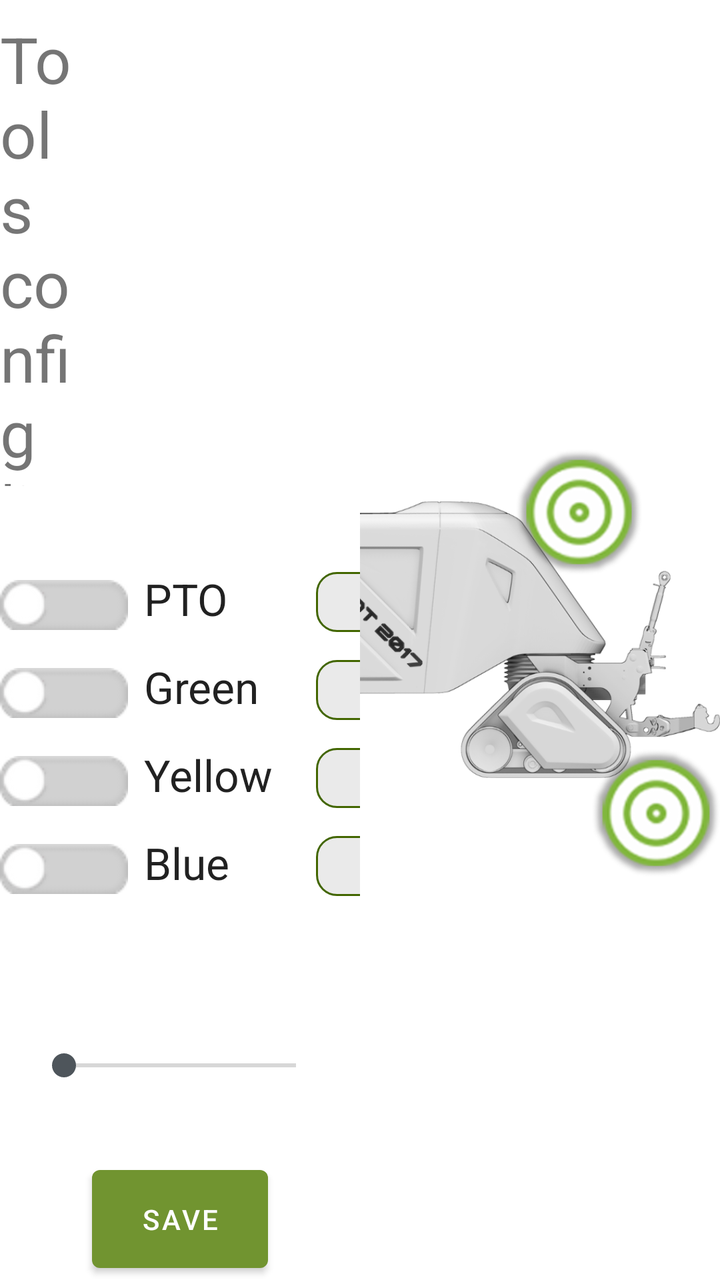
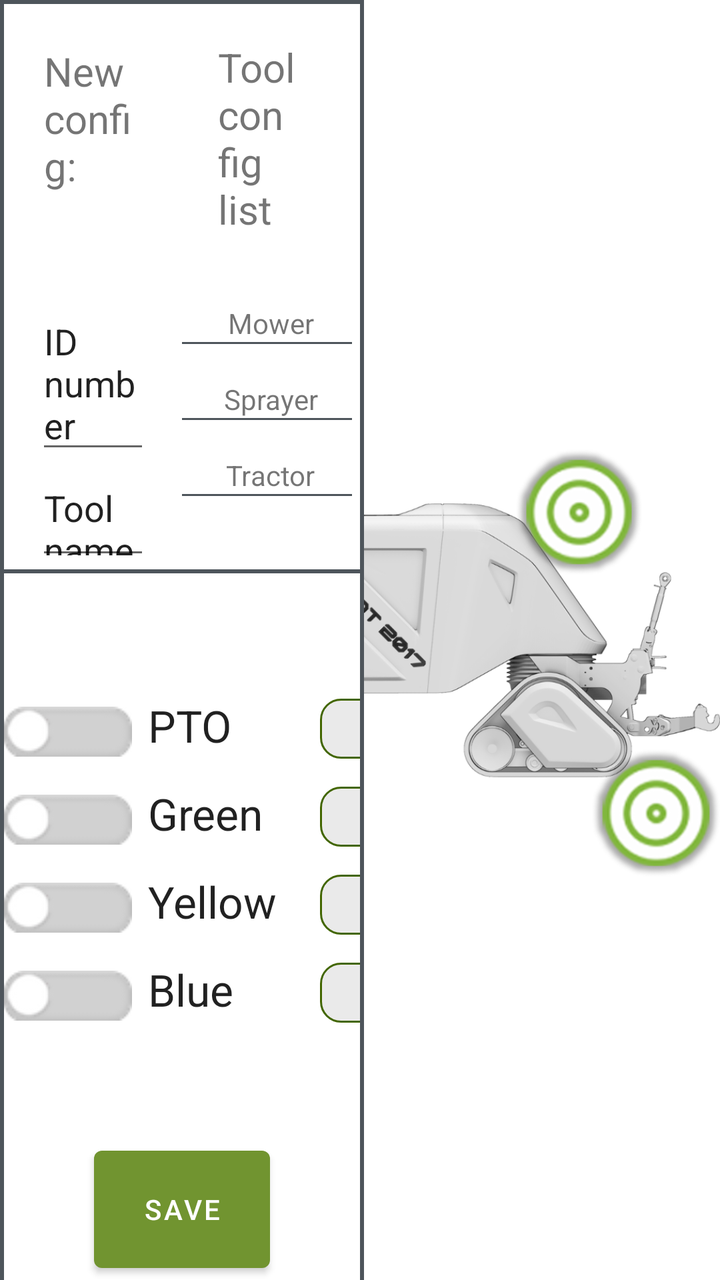

An Android layout rendered at two revisions. The XML below is the earlier revision; the diff shows what the commit changed to produce the second picture.
<!-- AndroidManifest.xml: application theme AppTheme -->
<!-- res/layout/fragment_tool_management.xml -->
<?xml version="1.0" encoding="utf-8"?>
<layout xmlns:android="http://schemas.android.com/apk/res/android"
    xmlns:app="http://schemas.android.com/apk/res-auto">

    <data>

        <variable
            name="viewModel"
            type="eu.agribot.agribotapp.ui.fragment.toolmanagement.ToolManagementViewModel" />
    </data>

   <LinearLayout
       android:layout_width="match_parent"
       android:layout_height="match_parent"
       android:orientation="horizontal">

        <LinearLayout
            android:layout_width="0dp"
            android:layout_height="match_parent"
            android:layout_weight="1"
            android:orientation="vertical">

            <RelativeLayout
                android:layout_width="match_parent"
                android:layout_height="0dp"
                android:layout_weight="2">


                <TextView
                    android:layout_width="wrap_content"
                    android:layout_height="wrap_content"
                    android:layout_alignParentTop="true"
                    android:layout_alignParentEnd="true"
                    android:layout_marginTop="8dp"
                    android:layout_marginEnd="139dp"
                    android:text="Tools config list:"
                    android:textSize="32dp" />

                <ListView
                    android:id="@+id/agriToolsConfigMenu"
                    android:layout_width="300dp"
                    android:layout_height="160dp"
                    android:layout_alignParentTop="true"
                    android:layout_alignParentEnd="true"
                    android:layout_marginTop="60dp"
                    android:layout_marginEnd="105dp" />

            </RelativeLayout>

       <FrameLayout
           android:layout_width="match_parent"
           android:layout_height="0dp"
           android:layout_weight="2">

           <include layout="@layout/view_hitch"/>

       </FrameLayout>

            <androidx.appcompat.widget.AppCompatSeekBar
                android:layout_width="match_parent"
                android:layout_height="0dp"
                android:layout_weight="0.5"
                android:layout_margin="@dimen/margin_large"/>

            <com.google.android.material.button.MaterialButton
                android:layout_width="wrap_content"
                android:layout_height="0dp"
                android:layout_weight="0.5"
                android:text="SAVE"
                android:layout_gravity="center"/>

        </LinearLayout>

       <RelativeLayout
           android:layout_width="0dp"
           android:layout_height="match_parent"
           android:layout_weight="1">

           <ImageView
               android:layout_width="match_parent"
               android:layout_height="match_parent"
               android:layout_alignParentStart="true"
               android:layout_alignParentTop="true"
               android:scaleType="centerInside"
               android:src="@drawable/agri_new_half" />

           <ImageView
               android:id="@+id/front_up_sett"
               android:layout_width="63dp"
               android:layout_height="68dp"
               android:layout_alignParentEnd="true"
               android:layout_alignParentTop="true"
               android:layout_marginEnd="39dp"
               android:layout_marginTop="222dp"
               android:src="@drawable/target_green" />

           <ImageView
               android:id="@+id/front_down_sett"
               android:layout_width="64dp"
               android:layout_height="65dp"
               android:layout_alignParentBottom="true"
               android:layout_alignParentEnd="true"
               android:layout_marginBottom="201dp"
               android:src="@drawable/target_green" />

       </RelativeLayout>

   </LinearLayout>

</layout>
<!-- res/layout/view_hitch.xml (included above) -->
<?xml version="1.0" encoding="utf-8"?>
<LinearLayout
    xmlns:android="http://schemas.android.com/apk/res/android"
    xmlns:app="http://schemas.android.com/apk/res-auto"
    android:layout_width="match_parent"
    android:layout_height="match_parent"
    android:gravity="center"
    android:orientation="vertical">

    <LinearLayout
        android:layout_width="match_parent"
        android:layout_height="wrap_content"
        android:layout_gravity="start"
        android:layout_marginTop="@dimen/margin_medium"
        android:orientation="horizontal">

        <Switch
            android:id="@+id/ptoSwitch"
            style="@style/AgribotSwitch"
            android:layout_width="wrap_content"
            android:layout_height="wrap_content" />

        <TextView
            android:id="@+id/ptoText"
            android:layout_width="70dp"
            android:layout_height="wrap_content"
            android:layout_marginStart="@dimen/margin_medium"
            android:text="@string/pto"
            android:textAppearance="@style/Base.TextAppearance.AppCompat.Large" />

        <androidx.appcompat.widget.AppCompatSeekBar
            android:layout_width="0dp"
            android:layout_height="wrap_content"
            android:layout_marginStart="@dimen/margin_medium"
            android:layout_marginEnd="@dimen/margin_medium"
            android:id="@+id/ptoSlider"
            android:layout_weight="1"
            android:background="#0000"
            android:max="100"
            android:progressDrawable="@drawable/slider_progress"
            android:splitTrack="false"
            android:theme="@style/Widget.AppCompat.SeekBar.Discrete"
            android:thumb="@drawable/slider_thumb"
            app:tickMark="@null" />

        <TextView
            android:id="@+id/ptoValueText"
            android:layout_width="90dp"
            android:layout_height="30dp"
            android:layout_marginEnd="@dimen/margin_medium"
            android:background="@drawable/shape_gears_background_transparent"
            android:gravity="center"
            android:text="@string/no_rpm"
            android:textSize="@dimen/text_size_large"
            android:textStyle="bold" />

    </LinearLayout>

    <LinearLayout
        android:layout_width="match_parent"
        android:layout_height="wrap_content"
        android:layout_gravity="start"
        android:layout_marginTop="@dimen/margin_medium"
        android:orientation="horizontal">

        <Switch
            android:id="@+id/greenSwitch"
            style="@style/AgribotSwitch"
            android:layout_width="wrap_content"
            android:layout_height="wrap_content" />

        <TextView
            android:id="@+id/greenText"
            android:layout_width="70dp"
            android:layout_height="wrap_content"
            android:layout_marginStart="@dimen/margin_medium"
            android:text="@string/green"
            android:textAppearance="@style/Base.TextAppearance.AppCompat.Large" />

        <androidx.appcompat.widget.AppCompatSeekBar
            android:id="@+id/greenSlider"
            android:layout_width="0dp"
            android:layout_height="wrap_content"
            android:layout_marginLeft="@dimen/margin_medium"
            android:layout_marginRight="@dimen/margin_medium"
            android:layout_weight="1"
            android:background="#0000"
            android:max="100"
            android:progressDrawable="@drawable/slider_progress"
            android:splitTrack="false"
            android:theme="@style/Widget.AppCompat.SeekBar.Discrete"
            android:thumb="@drawable/slider_thumb"
            app:tickMark="@null" />

        <TextView
            android:id="@+id/greenValueText"
            android:layout_width="90dp"
            android:layout_height="30dp"
            android:layout_marginEnd="@dimen/margin_medium"
            android:background="@drawable/shape_gears_background_transparent"
            android:gravity="center"
            android:text="@string/no_rpm"
            android:textSize="@dimen/text_size_large"
            android:textStyle="bold" />

    </LinearLayout>

    <LinearLayout
        android:layout_width="match_parent"
        android:layout_height="wrap_content"
        android:layout_gravity="start"
        android:layout_marginTop="@dimen/margin_medium"
        android:orientation="horizontal">

        <Switch
            android:id="@+id/YellowSwitch"
            style="@style/AgribotSwitch"
            android:layout_width="wrap_content"
            android:layout_height="wrap_content" />

        <TextView
            android:id="@+id/YellowText"
            android:layout_width="70dp"
            android:layout_height="wrap_content"
            android:layout_marginStart="@dimen/margin_medium"
            android:text="@string/yellow"
            android:textAppearance="@style/Base.TextAppearance.AppCompat.Large" />

        <androidx.appcompat.widget.AppCompatSeekBar
            android:layout_width="0dp"
            android:layout_height="wrap_content"
            android:layout_marginLeft="@dimen/margin_medium"
            android:layout_marginRight="@dimen/margin_medium"
            android:id="@+id/YellowSlider"
            android:layout_weight="1"
            android:background="#0000"
            android:max="100"
            android:progressDrawable="@drawable/slider_progress"
            android:splitTrack="false"
            android:theme="@style/Widget.AppCompat.SeekBar.Discrete"
            android:thumb="@drawable/slider_thumb"
            app:tickMark="@null" />

        <TextView
            android:id="@+id/YellowValueText"
            android:layout_width="90dp"
            android:layout_height="30dp"
            android:layout_marginEnd="@dimen/margin_medium"
            android:background="@drawable/shape_gears_background_transparent"
            android:gravity="center"
            android:text="@string/no_rpm"
            android:textSize="@dimen/text_size_large"
            android:textStyle="bold" />

    </LinearLayout>

    <LinearLayout
        android:layout_width="match_parent"
        android:layout_height="wrap_content"
        android:layout_gravity="start"
        android:layout_marginTop="@dimen/margin_medium"
        android:orientation="horizontal">

        <Switch
            android:id="@+id/BlueSwitch"
            style="@style/AgribotSwitch"
            android:layout_width="wrap_content"
            android:layout_height="wrap_content" />

        <TextView
            android:id="@+id/BlueText"
            android:layout_width="70dp"
            android:layout_height="wrap_content"
            android:layout_marginStart="@dimen/margin_medium"
            android:text="@string/blue"
            android:textAppearance="@style/Base.TextAppearance.AppCompat.Large" />

        <androidx.appcompat.widget.AppCompatSeekBar
            android:layout_width="0dp"
            android:layout_height="wrap_content"
            android:layout_marginLeft="@dimen/margin_medium"
            android:layout_marginRight="@dimen/margin_medium"
            android:id="@+id/BlueSlider"
            android:layout_weight="1"
            android:background="#0000"
            android:max="100"
            android:progressDrawable="@drawable/slider_progress"
            android:splitTrack="false"
            android:theme="@style/Widget.AppCompat.SeekBar.Discrete"
            android:thumb="@drawable/slider_thumb"
            app:tickMark="@null" />

        <TextView
            android:id="@+id/BlueValueText"
            android:layout_width="90dp"
            android:layout_height="30dp"
            android:layout_marginEnd="@dimen/margin_medium"
            android:background="@drawable/shape_gears_background_transparent"
            android:gravity="center"
            android:text="@string/no_rpm"
            android:textSize="@dimen/text_size_large"
            android:textStyle="bold" />

    </LinearLayout>
</LinearLayout>
<!-- resources referenced by this layout -->
<resources>
  <dimen name="margin_large">16dp</dimen>
  <dimen name="margin_medium">8dp</dimen>
  <dimen name="text_size_large">18sp</dimen>
  <!-- drawable shape_gears_background_transparent (drawable) -->
  <?xml version="1.0" encoding="utf-8"?>
  <shape xmlns:android="http://schemas.android.com/apk/res/android"
      android:shape="rectangle">
  
      <solid android:color="#9DDD"></solid>
  
      <stroke
          android:width="3px"
          android:color="@color/colorPrimaryDark"></stroke>
  
  
      <corners android:radius="10dp"></corners>
  
  </shape>
  <!-- drawable slider_progress (drawable) -->
  <layer-list xmlns:android="http://schemas.android.com/apk/res/android">
      <item android:id="@android:id/background">
          <shape>
              <corners android:radius="5dip" />
              <gradient
                  android:endColor="#dbdbdb"
                  android:gradientRadius="2dp"
                  android:startColor="#f1f1f1"
                  android:type="radial" />
          </shape>
      </item>
  
      <item android:id="@android:id/secondaryProgress">
          <clip>
              <shape>
                  <corners android:radius="5dip" />
                  <gradient
                      android:angle="45"
                      android:centerColor="#9fd15f"
                      android:centerX="0.7"
                      android:endColor="#b0db7c"
                      android:startColor="#7cbb2c" />
              </shape>
          </clip>
      </item>
  
      <item android:id="@android:id/progress">
          <clip>
              <shape>
                  <corners android:radius="5dip" />
                  <gradient
                      android:angle="45"
                      android:centerColor="#9fd15f"
                      android:centerX="0.7"
                      android:endColor="#b0db7c"
                      android:startColor="#7cbb2c" />
              </shape>
          </clip>
      </item>
  </layer-list>
  <!-- drawable slider_thumb (drawable) -->
  <?xml version="1.0" encoding="utf-8"?>
  <shape xmlns:android="http://schemas.android.com/apk/res/android"
      android:shape="rectangle">
      <size
          android:width="16dp"
          android:height="36dp" />
      <gradient
          android:angle="90"
          android:centerColor="#636363"
          android:centerX="0.7"
          android:endColor="#959595"
          android:startColor="#4b4b4b" />
  
      <corners android:radius="8dp" />
  
  </shape>
  <string name="blue">Blue</string>
  <string name="green">Green</string>
  <string name="no_rpm">0 rpm</string>
  <string name="pto">PTO</string>
  <string name="yellow">Yellow</string>
  <style name="AgribotSwitch">
          <item name="android:track">@drawable/selector_switch_track</item>
          <item name="android:thumb">@drawable/switch_thumb</item>
          <item name="android:switchMinWidth">64dp</item>
      </style>
  <style name="AppTheme" parent="Theme.MaterialComponents.Light.DarkActionBar">
          
          <item name="colorPrimary">@color/colorPrimary</item>
          <item name="colorPrimaryDark">@color/colorPrimaryDark</item>
          <item name="colorAccent">@color/colorAccent</item>
      </style>
  <color name="colorPrimaryDark">@color/base_green_darker</color>
  <!-- drawable selector_switch_track (drawable) -->
  <?xml version="1.0" encoding="utf-8"?>
  <selector xmlns:android="http://schemas.android.com/apk/res/android">
      <item android:drawable="@drawable/switch_track_unchecked" android:state_checked="false" />
      <item android:drawable="@drawable/switch_track_checked" android:state_checked="true"/>
  </selector>
  <color name="colorPrimary">@color/base_green</color>
  <color name="colorAccent">@color/gray</color>
  <color name="base_green_darker">#426600</color>
  <color name="base_green">#719430</color>
  <color name="gray">#4E555B</color>
  <!-- unchanged entries left out for length: 5 -->
</resources>

<!-- the commit's change to res/layout/fragment_tool_management.xml (unified diff, before → after) -->
@@ -13,6 +13,11 @@
        android:layout_width="match_parent"
        android:layout_height="match_parent"
        android:orientation="horizontal">
+
+       <View
+           android:layout_width="2dp"
+           android:layout_height="match_parent"
+           android:background="@color/gray"/>
 
         <LinearLayout
             android:layout_width="0dp"
@@ -20,32 +25,121 @@
             android:layout_weight="1"
             android:orientation="vertical">
 
-            <RelativeLayout
+            <View
+                android:layout_width="match_parent"
+                android:layout_height="2dp"
+                android:background="@color/gray"/>
+
+            <LinearLayout
                 android:layout_width="match_parent"
                 android:layout_height="0dp"
-                android:layout_weight="2">
-
-
-                <TextView
-                    android:layout_width="wrap_content"
-                    android:layout_height="wrap_content"
-                    android:layout_alignParentTop="true"
-                    android:layout_alignParentEnd="true"
-                    android:layout_marginTop="8dp"
-                    android:layout_marginEnd="139dp"
-                    android:text="Tools config list:"
-                    android:textSize="32dp" />
-
-                <ListView
-                    android:id="@+id/agriToolsConfigMenu"
-                    android:layout_width="300dp"
-                    android:layout_height="160dp"
-                    android:layout_alignParentTop="true"
-                    android:layout_alignParentEnd="true"
-                    android:layout_marginTop="60dp"
-                    android:layout_marginEnd="105dp" />
-
-            </RelativeLayout>
+                android:layout_weight="2"
+                android:orientation="horizontal">
+
+
+                <LinearLayout
+                    android:layout_width="0dp"
+                    android:layout_height="match_parent"
+                    android:layout_weight="1"
+                    android:orientation="vertical">
+
+
+                    <TextView
+                        android:layout_width="wrap_content"
+                        android:layout_height="wrap_content"
+                        android:text="@string/new_config"
+                        android:layout_margin="@dimen/text_size_xlarge"
+                        android:layout_marginBottom="@dimen/margin_medium"
+                        android:layout_gravity="center_horizontal"
+                        android:textSize="@dimen/text_size_xlarge"/>
+
+
+                    <EditText
+                        android:layout_width="wrap_content"
+                        android:layout_height="wrap_content"
+                        android:layout_marginTop="@dimen/margin_xxlarge"
+                        android:layout_marginHorizontal="@dimen/margin_large"
+                        android:layout_gravity="center_horizontal"
+                        android:text="ID number"/>
+
+
+                    <EditText
+                        android:layout_width="wrap_content"
+                        android:layout_height="wrap_content"
+                        android:layout_marginHorizontal="@dimen/margin_large"
+                        android:layout_gravity="center_horizontal"
+                        android:text="Tool name"/>
+
+
+                </LinearLayout>
+
+
+                <LinearLayout
+                    android:layout_width="0dp"
+                    android:layout_height="match_parent"
+                    android:layout_weight="1"
+                    android:orientation="vertical">
+
+
+                    <TextView
+                        android:layout_width="wrap_content"
+                        android:layout_height="wrap_content"
+                        android:text="@string/tool_config_list"
+                        android:layout_margin="@dimen/text_size_large"
+                        android:layout_gravity="center_horizontal"
+                        android:textSize="@dimen/text_size_xlarge"/>
+
+
+                    <TextView
+                        android:layout_width="wrap_content"
+                        android:layout_height="wrap_content"
+                        android:layout_marginTop="@dimen/margin_large"
+                        android:layout_gravity="center_horizontal"
+                        android:text="Mower"/>
+
+                    <View
+                        android:layout_width="wrap_content"
+                        android:layout_height="1dp"
+                        android:background="@color/gray"
+                        android:layout_marginBottom="@dimen/text_size_large"
+                        android:layout_marginEnd="@dimen/margin_small"/>
+
+
+                    <TextView
+                        android:layout_width="wrap_content"
+                        android:layout_height="wrap_content"
+                        android:layout_gravity="center_horizontal"
+                        android:text="Sprayer"/>
+
+                    <View
+                        android:layout_width="wrap_content"
+                        android:layout_height="1dp"
+                        android:background="@color/gray"
+                        android:layout_marginBottom="@dimen/text_size_large"
+                        android:layout_marginEnd="@dimen/margin_small"/>
+
+                    <TextView
+                        android:layout_width="wrap_content"
+                        android:layout_height="wrap_content"
+                        android:layout_gravity="center_horizontal"
+                        android:text="Tractor"/>
+
+                    <View
+                        android:layout_width="wrap_content"
+                        android:layout_height="1dp"
+                        android:background="@color/gray"
+                        android:layout_marginEnd="@dimen/margin_small"/>
+
+
+
+                </LinearLayout>
+
+            </LinearLayout>
+
+            <View
+                android:layout_width="match_parent"
+                android:layout_height="2dp"
+                android:background="@color/gray"/>
 
        <FrameLayout
            android:layout_width="match_parent"
@@ -55,12 +149,6 @@
            <include layout="@layout/view_hitch"/>
 
        </FrameLayout>
-
-            <androidx.appcompat.widget.AppCompatSeekBar
-                android:layout_width="match_parent"
-                android:layout_height="0dp"
-                android:layout_weight="0.5"
-                android:layout_margin="@dimen/margin_large"/>
 
             <com.google.android.material.button.MaterialButton
                 android:layout_width="wrap_content"
@@ -70,6 +158,11 @@
                 android:layout_gravity="center"/>
 
         </LinearLayout>
+
+       <View
+           android:layout_width="2dp"
+           android:layout_height="match_parent"
+           android:background="@color/gray"/>
 
        <RelativeLayout
            android:layout_width="0dp"
<!-- resource entries referenced after the edit -->
@@ -2,7 +2,10 @@
 <resources>
   <dimen name="margin_large">16dp</dimen>
   <dimen name="margin_medium">8dp</dimen>
+  <dimen name="margin_small">4dp</dimen>
+  <dimen name="margin_xxlarge">32dp</dimen>
   <dimen name="text_size_large">18sp</dimen>
+  <dimen name="text_size_xlarge">20sp</dimen>
   <!-- drawable shape_gears_background_transparent (drawable) -->
   <?xml version="1.0" encoding="utf-8"?>
   <shape xmlns:android="http://schemas.android.com/apk/res/android"
@@ -78,8 +81,10 @@
   </shape>
   <string name="blue">Blue</string>
   <string name="green">Green</string>
+  <string name="new_config">New config:</string>
   <string name="no_rpm">0 rpm</string>
   <string name="pto">PTO</string>
+  <string name="tool_config_list">Tool config list</string>
   <string name="yellow">Yellow</string>
   <style name="AgribotSwitch">
           <item name="android:track">@drawable/selector_switch_track</item>
